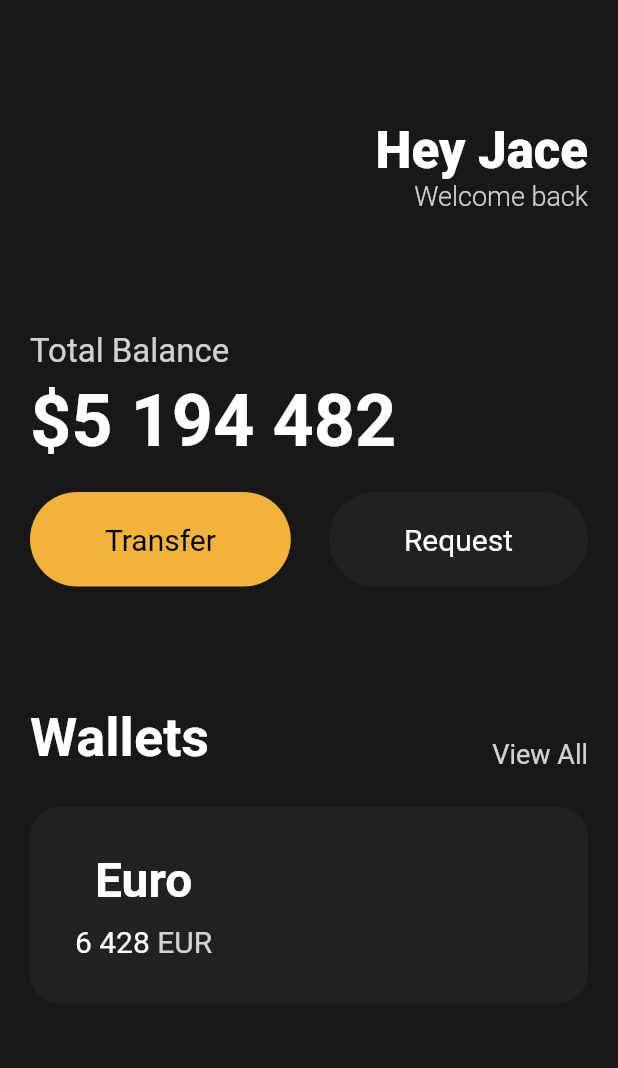
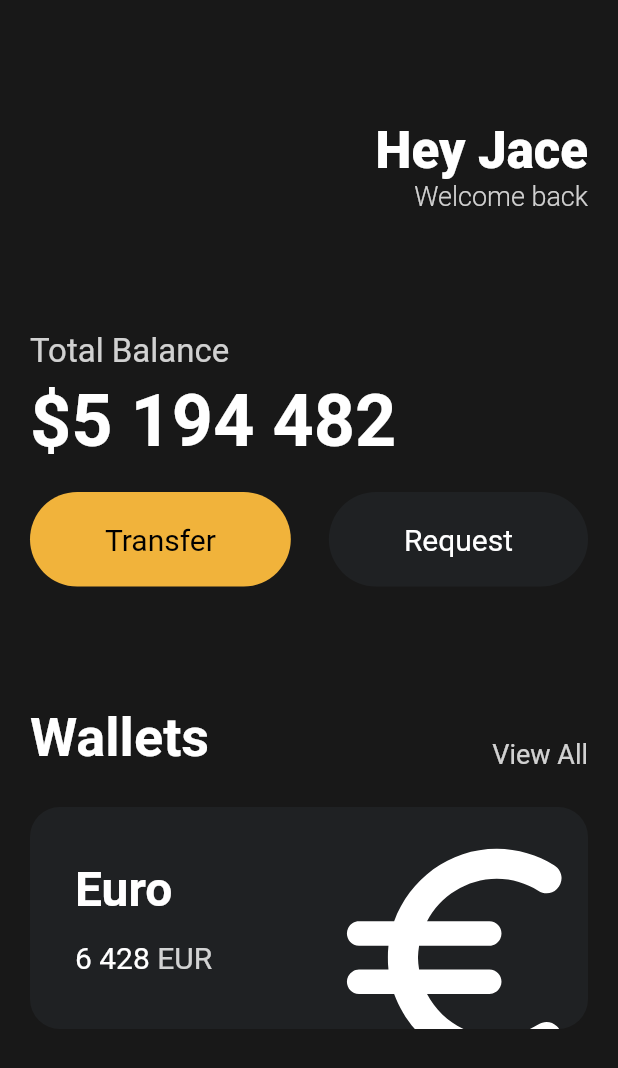
Before and after one commit to jacesoul/toonflix, a Flutter app: the screen it shows after launch, on a phone screen of 412 x 824 dp. Shown: the top 1068 px of the screen. Run offline on Flutter 3.47's test engine with Material 2 defaults, Android fonts, the phone set to English and light mode, and no system bars.

Commit message:
Icons and Transforms

```diff
--- a/lib/main.dart
+++ b/lib/main.dart
@@ -117,6 +117,7 @@ class App extends StatelessWidget {
                 height: 25,
               ),
               Container(
+                clipBehavior: Clip.hardEdge,
                 decoration: BoxDecoration(
                   color: const Color(0xff1f2123),
                   borderRadius: BorderRadius.circular(20),
@@ -124,11 +125,10 @@ class App extends StatelessWidget {
                 child: Padding(
                   padding: const EdgeInsets.all(30),
                   child: Row(
+                    mainAxisAlignment: MainAxisAlignment.spaceBetween,
                     children: [
                       Column(
                         crossAxisAlignment: CrossAxisAlignment.start,
-                      ),
-                      Column(
                         children: [
                           const Text(
                             "Euro",
@@ -139,7 +139,7 @@ class App extends StatelessWidget {
                             ),
                           ),
                           const SizedBox(
-                            height: 10,
+                            height: 15,
                           ),
                           Row(
                             children: [
@@ -164,6 +164,17 @@ class App extends StatelessWidget {
                           ),
                         ],
                       ),
+                      Transform.scale(
+                        scale: 2.2,
+                        child: Transform.translate(
+                          offset: const Offset(-5, 12),
+                          child: const Icon(
+                            Icons.euro_rounded,
+                            color: Colors.white,
+                            size: 88,
+                          ),
+                        ),
+                      )
                     ],
                   ),
                 ),
```
Also changed, not shown: 1 other file.
